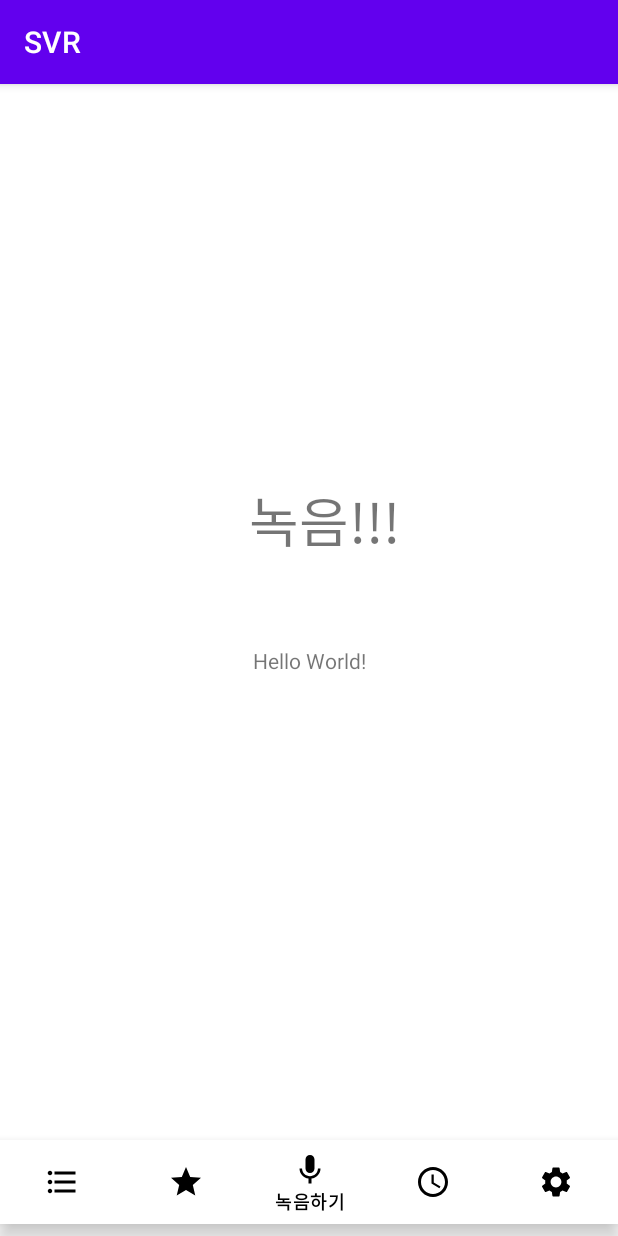
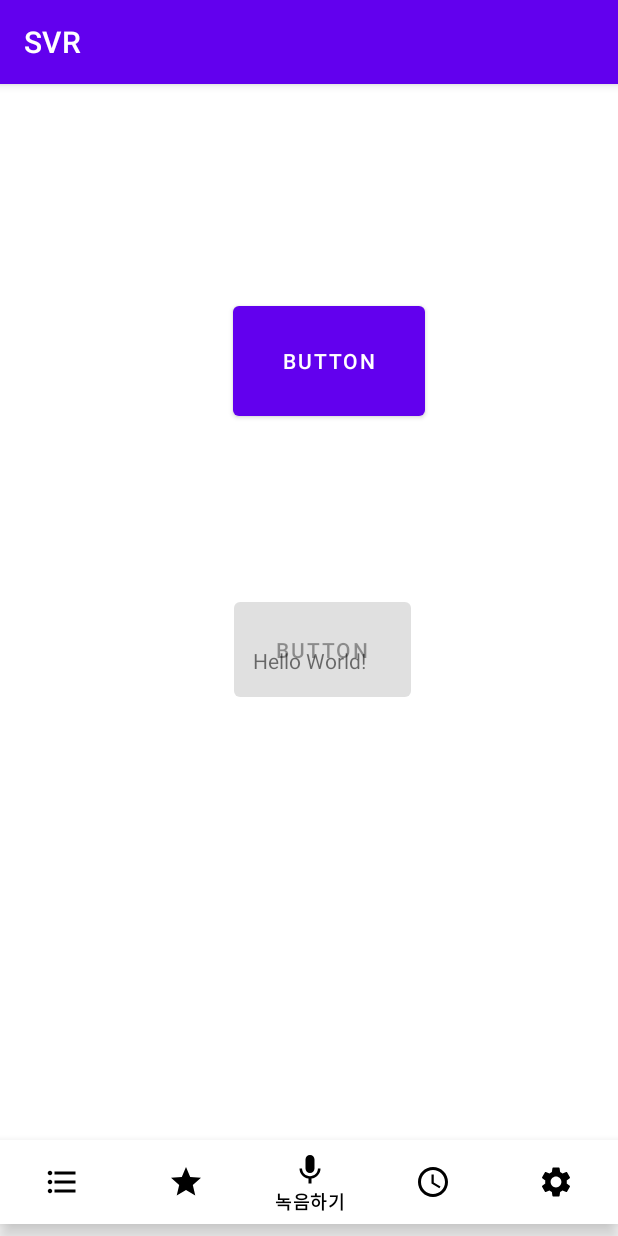
Before and after one commit to paperfrog1228/Shake-Voice-Recorder, an Android app: the screen it shows after launch (MainActivity), item 3 of the bottom bar chosen, on a phone screen of 412 x 824 dp. Run offline under Robolectric (Android 15) with nearby library versions, the phone set to English and light mode, and no system bars.

Commit message:
Add simple record function and fix list view
녹음 끝날 때 자꾸 알 수 없는 에러 나오는디 일단 예외 처리 잘 해 놓았고 리스트 뷰 출력 역시나 잘 안되길래 잘 고쳤다.

```diff
--- a/app/src/main/AndroidManifest.xml
+++ b/app/src/main/AndroidManifest.xml
@@ -1,7 +1,8 @@
 <?xml version="1.0" encoding="utf-8"?>
 <manifest xmlns:android="http://schemas.android.com/apk/res/android"
     package="com.example.svr">
-
+    <uses-permission android:name="android.permission.WRITE_EXTERNAL_STORAGE"/>
+    <uses-permission android:name="android.permission.RECORD_AUDIO"/>
     <application
         android:allowBackup="true"
         android:icon="@mipmap/ic_launcher"
--- a/app/src/main/java/com/example/svr/RecordAdapter.java
+++ b/app/src/main/java/com/example/svr/RecordAdapter.java
@@ -9,7 +9,8 @@ public class RecordAdapter extends BaseAdapter {
     public int getCount() {
         return items.size();
     }
-    public void addItem(RecordItem item) {
+    public void addItem(String name, String date, String path) {
+        RecordItem item=new RecordItem(name,date,path);
         items.add(item);
     }
 
@@ -21,12 +22,10 @@ public class RecordAdapter extends BaseAdapter {
     @Override
     public View getView(int position, View convertView, ViewGroup viewGroup) {
         RecordItemView view = new RecordItemView(viewGroup.getContext());
-
         RecordItem item = items.get(position);
         view.setName(item.getName());
         view.setDate(item.getDate());
         view.setLength(item.getLength());
-
         return view;
     }
 }
--- a/app/src/main/java/com/example/svr/RecordDB.java
+++ b/app/src/main/java/com/example/svr/RecordDB.java
@@ -25,17 +25,16 @@ public class RecordDB {
         if(databaseCreated) return true;
         return false;
     }
-
-    /*
-    public void insertRecord(int resId,String name,String mobile,int age) {
-        PhoneBook.execSQL( "insert into phone(resID,name,mobile,age) values("+resId+","+"'"+name+"'"+","+"'"+mobile+"'"+","+age+");");
-    }*/
-
+    public void insertRecord(String name,String date,String path) {
+        //PhoneBook.execSQL( "insert into phone(resID,name,mobile,age) values("+resId+","+"'"+name+"'"+","+"'"+mobile+"'"+","+age+");");
+        DB.execSQL("insert into record(name,date,path) values("+"'"+name+"'"+","+"'"+date+"'"+","+"'"+path+"');");
+    }
     private void createTable(String name) {
         DB.execSQL("create table if not exists " + name + "("
                 + " _id integer PRIMARY KEY autoincrement,"
                 + "name text,"
-                + "date text);" );
+                + "date text,"
+                + "path text);");
         tableCreated = true;
     }
 }
--- a/app/src/main/java/com/example/svr/fragment/RecordActionFrag.java
+++ b/app/src/main/java/com/example/svr/fragment/RecordActionFrag.java
@@ -1,16 +1,86 @@
 package com.example.svr.fragment;
+import android.media.MediaRecorder;
 import android.os.Bundle;
+import android.os.Environment;
 import android.view.LayoutInflater;
 import android.view.View;
 import android.view.ViewGroup;
+import android.widget.Button;
+
 import androidx.annotation.Nullable;
 import androidx.fragment.app.Fragment;
 import com.example.svr.R;
+import com.example.svr.RecordDB;
+
+import java.io.File;
+import java.io.FileOutputStream;
+import java.io.IOException;
+import java.text.SimpleDateFormat;
+import java.util.Date;
+
 public class RecordActionFrag extends Fragment {
+    MediaRecorder myAudioRecorder;
+    String outputFile;
+    SimpleDateFormat simpleDate;
     @Nullable
     @Override
     public View onCreateView(LayoutInflater inflater, @Nullable ViewGroup container, @Nullable Bundle savedInstanceState) {
         ViewGroup rootView = (ViewGroup) inflater.inflate(R.layout.record_action_frag, container, false);
+        //outputFile = Environment.
+        String file_path=getActivity().getApplicationContext().getCacheDir().getPath();
+        File file= new File(file_path);
+        System.out.println("sssss:"+file_path);
+        Long date=new Date().getTime();
+        Date current_time = new Date(Long.valueOf(date));
+
+        simpleDate=new SimpleDateFormat("yyyy-MM-dd hh:mm:ss");
+        Button recordBtn=rootView.findViewById(R.id.btn_record);
+        Button stopBtn=rootView.findViewById(R.id.btn_stop);
+        stopBtn.setEnabled(false);
+        if (!file.exists()){
+            file.mkdirs();
+        }
+        String file_name=file+"/"+current_time+".3gp";
+        recordBtn.setOnClickListener(new View.OnClickListener() {
+            @Override
+            public void onClick(View v) {
+                myAudioRecorder = new MediaRecorder();
+                myAudioRecorder.setAudioSource(MediaRecorder.AudioSource.MIC);
+                myAudioRecorder.setOutputFormat(MediaRecorder.OutputFormat.THREE_GPP);
+                myAudioRecorder.setAudioEncoder(MediaRecorder.OutputFormat.AMR_NB);
+                myAudioRecorder.setOutputFile(file_name);
+                try {
+                    myAudioRecorder.prepare();
+                    myAudioRecorder.start();
+                }
+                catch (IllegalStateException ise){
+
+                }
+                catch (IOException ioe){
+
+                }
+                recordBtn.setEnabled(false);
+                stopBtn.setEnabled(true);
+            }
+        });
+        stopBtn.setOnClickListener(new View.OnClickListener() {
+            @Override
+            public void onClick(View v) {
+                try
+                {
+                    myAudioRecorder.stop();
+                }
+                catch (RuntimeException e)
+                {
+                    System.out.println("e"+e);
+                }
+               myAudioRecorder.release();
+                myAudioRecorder=null;
+               recordBtn.setEnabled(true);
+               stopBtn.setEnabled(false);
+               RecordDB.getInstance().insertRecord("testtest",simpleDate.format(new Date(System.currentTimeMillis())),file_path);
+            }
+        });
         return rootView;
     }
 }
--- a/app/src/main/java/com/example/svr/fragment/RecordListFrag.java
+++ b/app/src/main/java/com/example/svr/fragment/RecordListFrag.java
@@ -1,10 +1,12 @@
 package com.example.svr.fragment;
 import android.content.Context;
 import android.database.Cursor;
+import android.media.MediaRecorder;
 import android.os.Bundle;
 import android.view.LayoutInflater;
 import android.view.View;
 import android.view.ViewGroup;
+import android.widget.Button;
 import android.widget.ListView;
 
 import androidx.annotation.Nullable;
@@ -19,29 +21,33 @@ import com.example.svr.RecordItem;
 public class RecordListFrag extends Fragment {
     RecordAdapter adapter;
     ListView listView;
+
     @Nullable
     @Override
     public View onCreateView(LayoutInflater inflater, @Nullable ViewGroup container, @Nullable Bundle savedInstanceState) {
         ViewGroup rootView = (ViewGroup) inflater.inflate(R.layout.record_list_frag, container, false);
         listView =  rootView.findViewById(R.id.RecordListView);
         adapter = new RecordAdapter();
+        listView.setAdapter(adapter);
         updateListview();
-        listView.setAdapter(adapter);
         return rootView;
     }
     private void updateListview(){
         if(RecordDB.getInstance().DB != null){
             adapter.items.clear();
-            String sql = "select name from record";
+            String sql = "select * from record";
             Cursor cursor = RecordDB.getInstance().DB.rawQuery(sql, null);
+            cursor.moveToFirst();
             for( int i = 0; i< cursor.getCount(); i++){
+                System.out.println("1: "+cursor.getString(1)+" 2: "+cursor.getString(2));
+                String name = cursor.getString(1);
+                String date = cursor.getString(2);
+                String path = cursor.getString(3);
+                adapter.addItem(name,date, path);
                 cursor.moveToNext();
-                String name = cursor.getString(0);
-                String date = cursor.getString(1);
-                //String length = cursor.getInt(2);
-                adapter.items.add(new RecordItem(name,date,"test"));
             }
             cursor.close();
         }
     }
+
 }
--- a/app/src/main/res/layout/record_action_frag.xml
+++ b/app/src/main/res/layout/record_action_frag.xml
@@ -6,15 +6,31 @@
     android:layout_width="match_parent"
     android:layout_height="match_parent">
 
-    <TextView
-        android:id="@+id/textView"
-        android:layout_width="wrap_content"
-        android:layout_height="wrap_content"
-        android:layout_marginStart="166dp"
-        android:layout_marginLeft="166dp"
-        android:layout_marginTop="264dp"
-        android:text="녹음!!!"
-        android:textSize="36sp"
+    <Button
+        android:id="@+id/btn_record"
+        android:layout_width="128dp"
+        android:layout_height="85dp"
+        android:text="Button"
+        app:layout_constraintBottom_toBottomOf="parent"
+        app:layout_constraintEnd_toEndOf="parent"
+        app:layout_constraintHorizontal_bias="0.548"
         app:layout_constraintStart_toStartOf="parent"
-        app:layout_constraintTop_toTopOf="parent" />
+        app:layout_constraintTop_toTopOf="parent"
+        app:layout_constraintVertical_bias="0.232" />
+
+    <Button
+        android:id="@+id/btn_stop"
+        android:layout_width="118dp"
+        android:layout_height="75dp"
+        android:layout_marginStart="155dp"
+        android:layout_marginLeft="155dp"
+        android:layout_marginTop="112dp"
+        android:layout_marginEnd="138dp"
+        android:layout_marginRight="138dp"
+        android:text="Button"
+        app:layout_constraintEnd_toEndOf="parent"
+        app:layout_constraintHorizontal_bias="1.0"
+        app:layout_constraintStart_toStartOf="parent"
+        app:layout_constraintTop_toBottomOf="@+id/btn_record" />
+
 </androidx.constraintlayout.widget.ConstraintLayout>
```
Also changed, not shown: app/src/main/java/com/example/svr/RecordItemView.java (+9 -9 lines).
